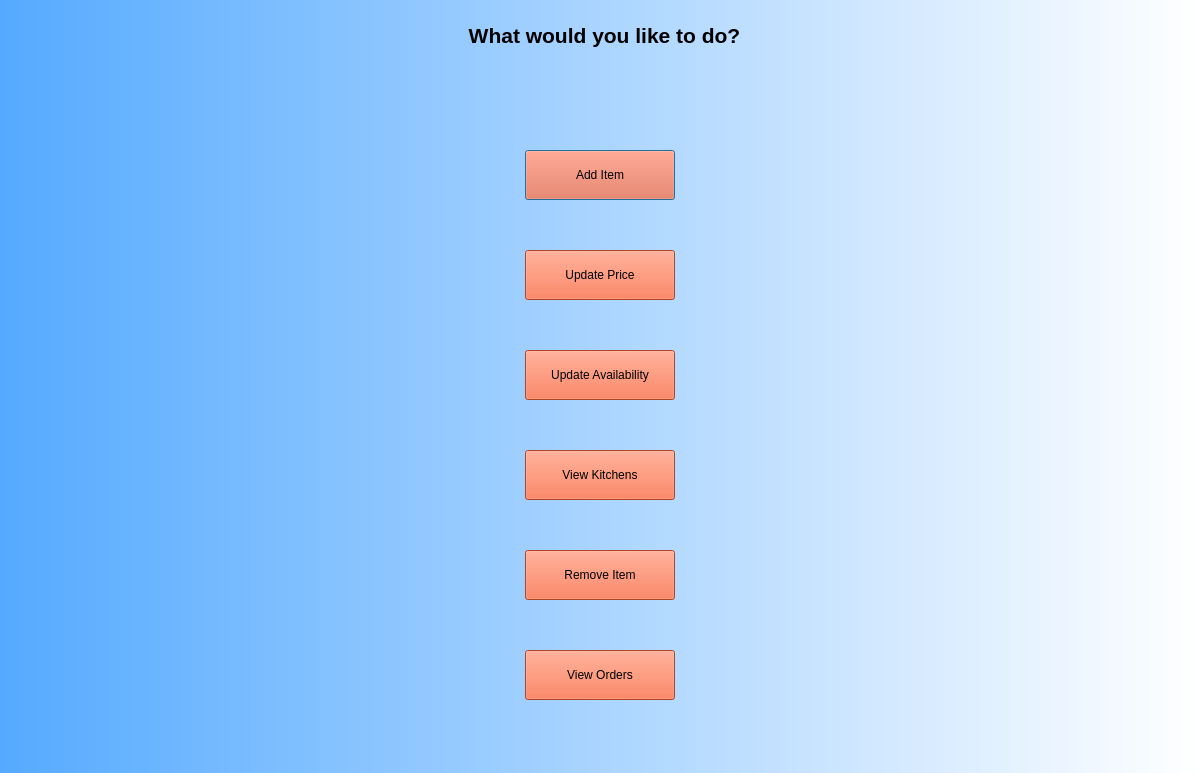
Above: Frontend/KitchenMenu.ui from YY0NII/DeskFood before the change. Below: the same form after it.
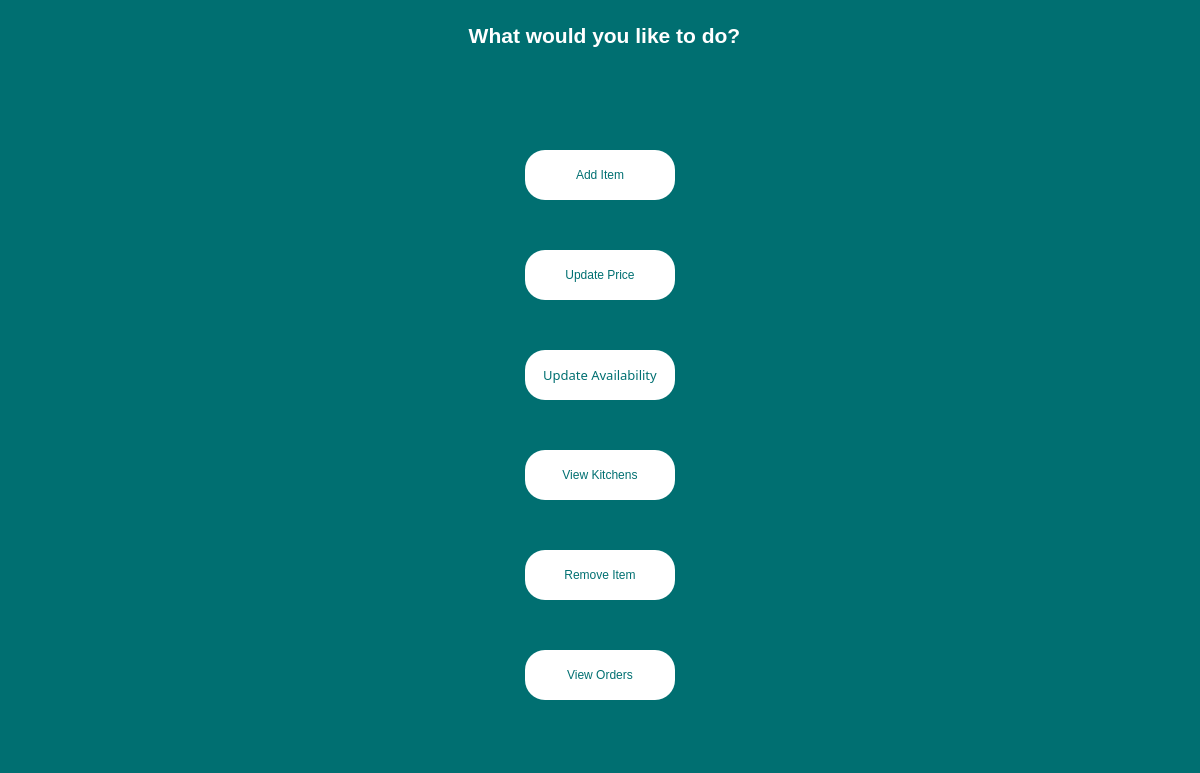
That is the form after the change.

```diff
--- a/Frontend/KitchenMenu.ui
+++ b/Frontend/KitchenMenu.ui
@@ -23,7 +23,9 @@
     </rect>
    </property>
    <property name="styleSheet">
-    <string notr="true">background-color: qlineargradient(spread:pad, x1:0, y1:0, x2:1, y2:0, stop:0 rgba(85, 170, 255, 255), stop:1 rgba(255, 255, 255, 255));</string>
+    <string notr="true">background-color:rgb(0, 111, 113);
+color: rgb(255, 255, 255);
+font: 87 12pt &quot;Arial Black&quot;;</string>
    </property>
    <widget class="QTextBrowser" name="textBrowser">
     <property name="geometry">
@@ -44,8 +46,8 @@
      <string>&lt;!DOCTYPE HTML PUBLIC &quot;-//W3C//DTD HTML 4.0//EN&quot; &quot;http://www.w3.org/TR/REC-html40/strict.dtd&quot;&gt;
 &lt;html&gt;&lt;head&gt;&lt;meta name=&quot;qrichtext&quot; content=&quot;1&quot; /&gt;&lt;style type=&quot;text/css&quot;&gt;
 p, li { white-space: pre-wrap; }
-&lt;/style&gt;&lt;/head&gt;&lt;body style=&quot; font-family:'MS Shell Dlg 2'; font-size:7.8pt; font-weight:400; font-style:normal;&quot;&gt;
-&lt;p align=&quot;center&quot; style=&quot; margin-top:0px; margin-bottom:0px; margin-left:0px; margin-right:0px; -qt-block-indent:0; text-indent:0px;&quot;&gt;&lt;span style=&quot; font-size:16pt; font-weight:600;&quot;&gt;What would you like to do?&lt;/span&gt;&lt;/p&gt;&lt;/body&gt;&lt;/html&gt;</string>
+&lt;/style&gt;&lt;/head&gt;&lt;body style=&quot; font-family:'Arial Black'; font-size:12pt; font-weight:80; font-style:normal;&quot;&gt;
+&lt;p align=&quot;center&quot; style=&quot; margin-top:0px; margin-bottom:0px; margin-left:0px; margin-right:0px; -qt-block-indent:0; text-indent:0px;&quot;&gt;&lt;span style=&quot; font-family:'MS Shell Dlg 2'; font-size:16pt; font-weight:600;&quot;&gt;What would you like to do?&lt;/span&gt;&lt;/p&gt;&lt;/body&gt;&lt;/html&gt;</string>
     </property>
    </widget>
    <widget class="QPushButton" name="AddItemBTN">
@@ -58,7 +60,8 @@
      </rect>
     </property>
     <property name="styleSheet">
-     <string notr="true">background-color: rgb(244, 96, 54);</string>
+     <string notr="true">background-color: rgb(255, 255, 255);border-radius:20px;
+color:rgb(0, 111, 113);</string>
     </property>
     <property name="text">
      <string>Add Item</string>
@@ -74,7 +77,8 @@
      </rect>
     </property>
     <property name="styleSheet">
-     <string notr="true">background-color: rgb(244, 96, 54);</string>
+     <string notr="true">background-color: rgb(255, 255, 255);border-radius:20px;
+color:rgb(0, 111, 113);</string>
     </property>
     <property name="text">
      <string>Remove Item</string>
@@ -89,8 +93,19 @@
       <height>50</height>
      </rect>
     </property>
+    <property name="font">
+     <font>
+      <family>Arial Black</family>
+      <pointsize>10</pointsize>
+      <weight>10</weight>
+      <italic>false</italic>
+      <bold>false</bold>
+     </font>
+    </property>
     <property name="styleSheet">
-     <string notr="true">background-color: rgb(244, 96, 54);</string>
+     <string notr="true">background-color: rgb(255, 255, 255);border-radius:20px;
+color:rgb(0, 111, 113);
+font: 87 10pt &quot;Arial Black&quot;;</string>
     </property>
     <property name="text">
      <string>Update Availability</string>
@@ -106,7 +121,8 @@
      </rect>
     </property>
     <property name="styleSheet">
-     <string notr="true">background-color: rgb(244, 96, 54);</string>
+     <string notr="true">background-color: rgb(255, 255, 255);border-radius:20px;
+color:rgb(0, 111, 113);</string>
     </property>
     <property name="text">
      <string>Update Price</string>
@@ -122,7 +138,8 @@
      </rect>
     </property>
     <property name="styleSheet">
-     <string notr="true">background-color: rgb(244, 96, 54);</string>
+     <string notr="true">background-color: rgb(255, 255, 255);border-radius:20px;
+color:rgb(0, 111, 113);</string>
     </property>
     <property name="text">
      <string>View Kitchens</string>
@@ -138,7 +155,8 @@
      </rect>
     </property>
     <property name="styleSheet">
-     <string notr="true">background-color: rgb(244, 96, 54);</string>
+     <string notr="true">background-color: rgb(255, 255, 255);border-radius:20px;
+color:rgb(0, 111, 113);</string>
     </property>
     <property name="text">
      <string>View Orders</string>
```
